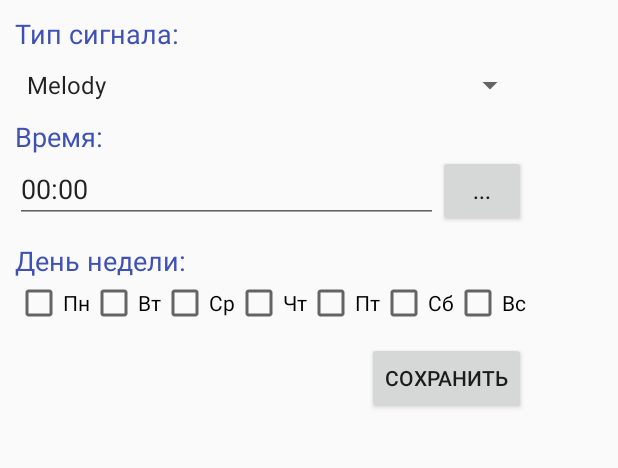
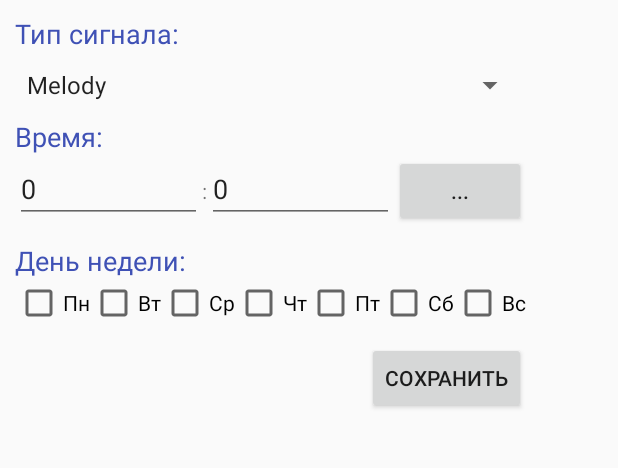
Before and after one commit to MarkovaDA/SimpleAlarmTask, an Android app: the screen it shows after launch (AlarmEditActivity), after a tap on an icon or button, on a phone screen of 412 x 824 dp, the part 223-691 px from its top. Run offline under Robolectric (Android 15) with nearby library versions, the phone set to English and light mode, and no system bars.

Commit message:
интеграция с AlarmManager; Простеший сервис оповещения

```diff
--- a/app/src/main/AndroidManifest.xml
+++ b/app/src/main/AndroidManifest.xml
@@ -17,7 +17,8 @@
             </intent-filter>
         </activity>
         <activity android:name=".AlarmEditActivity" />
-        <activity android:name=".TimeSelectActivity"></activity>
+        <activity android:name=".TimeSelectActivity" />
+        <activity android:name=".AlarmScreenActivity"></activity>
     </application>
 
 </manifest>
--- a/app/src/main/java/com/alarm/darya/simplealarm/AlarmAdapter.java
+++ b/app/src/main/java/com/alarm/darya/simplealarm/AlarmAdapter.java
@@ -3,6 +3,7 @@ package com.alarm.darya.simplealarm;
 import android.app.AlertDialog;
 import android.content.Context;
 import android.content.DialogInterface;
+import android.content.Intent;
 import android.view.LayoutInflater;
 import android.view.View;
 import android.view.ViewGroup;
@@ -17,9 +18,6 @@ import com.alarm.darya.simplealarm.model.Alarm;
 
 import java.util.ArrayList;
 
-/**
- * Created by Darya on 02.01.2018.
- */
 
 public class AlarmAdapter extends BaseAdapter {
     Context ctx;
@@ -30,12 +28,15 @@ public class AlarmAdapter extends BaseAdapter {
     ArrayList<Alarm> alarms;
     int alarmIndexForRemove;
 
+    Intent messageIntent;
 
     AlarmAdapter(Context context, ArrayList<Alarm> alarms) {
         ctx = context;
         this.alarms = alarms;//список будильников
         lInflater = (LayoutInflater) ctx
                 .getSystemService(Context.LAYOUT_INFLATER_SERVICE);
+
+        messageIntent = new Intent(MainActivity.MESSAGE_INTENT_ACTION_TITLE);
 
         modal = new AlertDialog.Builder(context);
         modal.setMessage("Вы уверены что хотите удалить этот будильник?");
@@ -61,6 +62,7 @@ public class AlarmAdapter extends BaseAdapter {
     @Override
     public View getView(int position, View convertView, ViewGroup parent) {
         View view = convertView;
+
         if (view == null) {
             view = lInflater.inflate(R.layout.list_item, parent, false);
         }
@@ -87,6 +89,7 @@ public class AlarmAdapter extends BaseAdapter {
 
     void removeAlarm(int position) {
         alarms.remove(position);
+        //отправить сигнал о том, что будильник удален
         currentAdapter.notifyDataSetChanged();
     }
 
@@ -110,6 +113,11 @@ public class AlarmAdapter extends BaseAdapter {
         switch (which){
             case DialogInterface.BUTTON_POSITIVE:
                 removeAlarm(alarmIndexForRemove);
+                //оповещаем MainActivity о запросе удаления будильника
+                messageIntent.putExtra("ALARM_ACTION", AlarmActionType.ALARM_DELETE.ordinal());
+                //передаем индекс удаляемого будильника
+                messageIntent.putExtra("alarmIndex", alarmIndexForRemove);
+                ctx.sendBroadcast(messageIntent);
                 break;
             case DialogInterface.BUTTON_NEGATIVE:
                 dialog.cancel();
--- a/app/src/main/java/com/alarm/darya/simplealarm/AlarmEditActivity.java
+++ b/app/src/main/java/com/alarm/darya/simplealarm/AlarmEditActivity.java
@@ -15,11 +15,15 @@ import android.widget.TextView;
 import com.alarm.darya.simplealarm.model.Alarm;
 import com.alarm.darya.simplealarm.model.SignalType;
 
+import static java.lang.Integer.parseInt;
 
 
 public class AlarmEditActivity extends AppCompatActivity {
     EditText txtAlarmTitle;
-    EditText txtAlarmTime;
+
+    EditText txtAlarmHour;
+    EditText txtAlarmMinute;
+
     TextView txtWindowTitle;
     Spinner spinnerSignalType;
     Button btnSave;
@@ -43,8 +47,11 @@ public class AlarmEditActivity extends AppCompatActivity {
         txtAlarmTitle = (EditText)findViewById(R.id.txtAlarmTitle);
         txtAlarmTitle.setText(selectedAlarm.getName());
 
-        txtAlarmTime = (EditText)findViewById(R.id.txtAlarmTime);
-        txtAlarmTime.setText(selectedAlarm.getSchedule());
+        txtAlarmHour = (EditText)findViewById(R.id.txtAlarmHour);
+        txtAlarmHour.setText(String.valueOf(selectedAlarm.getTimeHour()));
+
+        txtAlarmMinute = (EditText)findViewById(R.id.txtAlarmMinute);
+        txtAlarmMinute.setText(String.valueOf(selectedAlarm.getTimeMinute()));
 
         btnSave = (Button)findViewById(R.id.btnSave);
         btnSave.setOnClickListener(onBtnSaveClick);
@@ -60,7 +67,9 @@ public class AlarmEditActivity extends AppCompatActivity {
         }
         else {
             selectedAlarm.setName(txtAlarmTitle.getText().toString());
-            selectedAlarm.setSchedule(txtAlarmTime.getText().toString());
+            //selectedAlarm.setSchedule(txtAlarmTime.getText().toString());
+            selectedAlarm.setTimeHour(parseInt(txtAlarmHour.getText().toString()));
+            selectedAlarm.setTimeMinute(parseInt(txtAlarmMinute.getText().toString()));
 
             Intent currentIntent = getIntent();
             Bundle bundle = new Bundle();
@@ -88,7 +97,7 @@ public class AlarmEditActivity extends AppCompatActivity {
         CheckBox chbDayOfWeek = (CheckBox)view;
         boolean checked = chbDayOfWeek.isChecked();
         Object tag = chbDayOfWeek.getTag();
-        int number = Integer.parseInt(tag.toString());
+        int number = parseInt(tag.toString());
         selectedAlarm.setDayOfWeek(number, checked);
     }
 
--- a/app/src/main/java/com/alarm/darya/simplealarm/MainActivity.java
+++ b/app/src/main/java/com/alarm/darya/simplealarm/MainActivity.java
@@ -1,6 +1,9 @@
 package com.alarm.darya.simplealarm;
 
+import android.content.BroadcastReceiver;
+import android.content.Context;
 import android.content.Intent;
+import android.content.IntentFilter;
 import android.support.v7.app.AppCompatActivity;
 import android.os.Bundle;
 import android.view.View;
@@ -17,21 +20,32 @@ public class MainActivity extends AppCompatActivity {
     final int REQUEST_CODE_ALARM_EDIT = 1;
     final int REQUEST_CODE_ALARM_CREATE = 2;
 
+    final static String MESSAGE_INTENT_ACTION_TITLE =
+            "com.alarm.darya.simplealarm.ALARM_ACTION";
+
     ListView alarmList;
     ArrayList<Alarm> alarms = new ArrayList<Alarm>();
     AlarmAdapter alarmAdapter;
+
+    AlarmControlManager alarmControlManager;
+    BroadcastReceiver messageReceiver;
 
     @Override
     protected void onCreate(Bundle savedInstanceState) {
         super.onCreate(savedInstanceState);
         setContentView(R.layout.activity_main);
+
         initAlarms();
+        registerMessageReceiver();
+
         alarmAdapter = new AlarmAdapter(this, alarms);
         alarmList = (ListView)(findViewById(R.id.alarmList));
         alarmList.setAdapter(alarmAdapter);
         alarmList.setClickable(true);
         //по клику на элементе будильника открываем форму редактирования
         alarmList.setOnItemClickListener(onListItemClick);
+
+        alarmControlManager = new AlarmControlManager(this);
     }
 
 
@@ -51,9 +65,13 @@ public class MainActivity extends AppCompatActivity {
                 case REQUEST_CODE_ALARM_EDIT:
                     alarms.set(editedAlarm.getId(), editedAlarm);//редактирование будильника
                     alarmAdapter.notifyDataSetChanged();
+
+                    alarmControlManager.createAlarm(editedAlarm);
+                    alarmControlManager.setOnAlarm(editedAlarm.getId());
                     break;
                 case REQUEST_CODE_ALARM_CREATE:
                     alarms.add(editedAlarm); //добавление будильника
+                    //обратиться к менеджеру и добавить будильник
                     alarmAdapter.notifyDataSetChanged();
                     break;
             }
@@ -82,4 +100,31 @@ public class MainActivity extends AppCompatActivity {
         intent.putExtra("action", action);
         startActivityForResult(intent, code);
     }
+
+    void registerMessageReceiver() {
+        IntentFilter intentFilter =
+                new IntentFilter(MESSAGE_INTENT_ACTION_TITLE);
+        messageReceiver = new BroadcastReceiver() {
+            @Override
+            public void onReceive(Context context, Intent intent) {
+                int alarmAction = intent.getIntExtra("ALARM_ACTION", 0);
+                int alarmIndex = intent.getIntExtra("alarmIndex", -1);
+
+                //отложить будильник еще на 5 минут
+                if (alarmAction == AlarmActionType.ALARM_DELAY.ordinal()) {
+                    showMessageToast("Будильник отложен на 5 минут!");
+                    alarmControlManager.delayAlarm(alarmIndex);
+                }
+                else if (alarmAction == AlarmActionType.ALARM_DELETE.ordinal()) {
+                    showMessageToast("Будильник успешно удален!");
+                    alarmControlManager.deleteAlarm(alarmIndex);
+                }
+            }
+        };
+        registerReceiver(messageReceiver, intentFilter);
+    }
+
+    void showMessageToast(String message) {
+        Toast.makeText(this, "Будильник отложен на 5 минут", Toast.LENGTH_SHORT).show();
+    }
 }
--- a/app/src/main/java/com/alarm/darya/simplealarm/model/Alarm.java
+++ b/app/src/main/java/com/alarm/darya/simplealarm/model/Alarm.java
@@ -1,4 +1,6 @@
 package com.alarm.darya.simplealarm.model;
+
+import android.net.Uri;
 
 import java.io.Serializable;
 
@@ -11,21 +13,38 @@ public class Alarm implements Serializable {
     Integer id;
     Boolean isOn;//включен ли будильник
     SignalType signalType; //тип сигнала будильника
+
+    Uri AlarmTone;
+
+    int timeHour; //час срабатывания
+    int timeMinute; //время срабатывания
+
     boolean[] daysOfWeek;//дни недели,в которые будильник срабатывает
 
-    String schedule; //время срабатывания (преобразовать к необходимому формату)
+    public int getTimeHour() {
+        return timeHour;
+    }
+
+    public void setTimeHour(int timeHour) {
+        this.timeHour = timeHour;
+    }
+
+    public int getTimeMinute() {
+        return timeMinute;
+    }
+
+    public void setTimeMinute(int timeMinute) {
+        this.timeMinute = timeMinute;
+    }
 
     public Alarm(String name, Integer id, Boolean isOn) {
         this.name = name;
         this.id = id;
         this.isOn = isOn;
         this.signalType = SignalType.Melody;//default
-        this.schedule = "00:00";
+        this.timeHour = 0;
+        this.timeMinute = 0;
         daysOfWeek = new boolean[count];
-    }
-
-    public String getSchedule() {
-        return schedule;
     }
 
     public boolean[] getDaysOfWeek() {
@@ -34,10 +53,6 @@ public class Alarm implements Serializable {
 
     public SignalType getSignalType() {
         return signalType;
-    }
-
-    public void setSchedule(String schedule) {
-        this.schedule = schedule;
     }
 
     public void setSignalType(SignalType signalType) {
--- a/app/src/main/res/layout/activity_alarm_edit.xml
+++ b/app/src/main/res/layout/activity_alarm_edit.xml
@@ -55,22 +55,44 @@
             android:textColor="@color/colorPrimary"
             android:text="Время:"/>
     </TableRow>
-    <TableRow android:layout_marginLeft="10dp">
+
+    <TableRow
+        android:layout_width="match_parent"
+        android:layout_height="match_parent"
+        android:layout_marginLeft="10dp">
+
         <LinearLayout android:orientation="horizontal">
+
             <EditText
-                android:id="@+id/txtAlarmTime"
+                android:id="@+id/txtAlarmHour"
                 android:layout_width="match_parent"
                 android:layout_height="wrap_content"
-                android:inputType="time"
-                android:layout_weight="2"/>
-            <Button android:id="@+id/btnSetTime"
+                android:layout_weight="1"
+                android:text="00"
+                android:inputType="time" />
+            <TextView
                 android:layout_width="wrap_content"
-                android:text="..."
                 android:layout_height="wrap_content"
+                android:layout_weight="0"
+                android:text=":"
+                />
+            <EditText
+                android:id="@+id/txtAlarmMinute"
+                android:layout_width="match_parent"
+                android:layout_height="wrap_content"
+                android:layout_weight="1"
+                android:text="00"
+                android:inputType="time" />
+            <Button
+                android:id="@+id/btnSetTime"
+                android:layout_width="wrap_content"
+                android:layout_height="wrap_content"
+                android:layout_weight="0"
                 android:onClick="onTimeSelectBtnClicked"
-                android:layout_weight="1"/>
+                android:text="..." />
         </LinearLayout>
     </TableRow>
+
     <TableRow android:layout_marginLeft="10dp"
         android:layout_marginTop="10dp">
         <TextView
--- a/build.gradle
+++ b/build.gradle
@@ -5,7 +5,7 @@ buildscript {
         jcenter()
     }
     dependencies {
-        classpath 'com.android.tools.build:gradle:2.3.0'
+        classpath 'com.android.tools.build:gradle:3.0.1'
 
         // NOTE: Do not place your application dependencies here; they belong
         // in the individual module build.gradle files
```
Also changed, not shown: app/src/main/java/com/alarm/darya/simplealarm/AlarmActionType.java (added, +8 -0 lines), app/src/main/java/com/alarm/darya/simplealarm/AlarmControlManager.java (added, +74 -0 lines), app/src/main/java/com/alarm/darya/simplealarm/AlarmReceiver.java (added, +27 -0 lines), app/src/main/java/com/alarm/darya/simplealarm/AlarmScreenActivity.java (added, +40 -0 lines), app/src/main/java/com/alarm/darya/simplealarm/RingtonPlayingService.java (added, +29 -0 lines), app/src/main/java/com/alarm/darya/simplealarm/model/AlarmEnvironment.java (added, +26 -0 lines), app/src/main/res/layout/activity_alarm_screen.xml (added, +43 -0 lines), app/src/main/res/drawable/alarm_icon_large.png (added), app/src/main/res/drawable/trash3.png (deleted), gradle/wrapper/gradle-wrapper.properties, 2 other files. Lines whose indentation alone changed are shown as unchanged.
